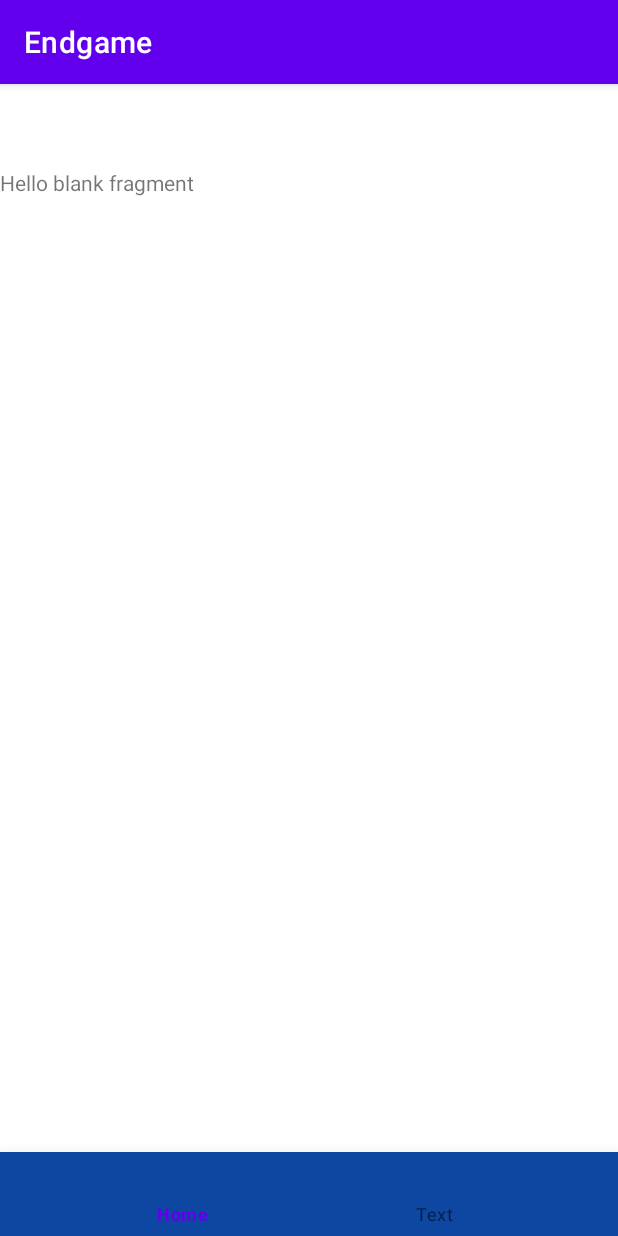
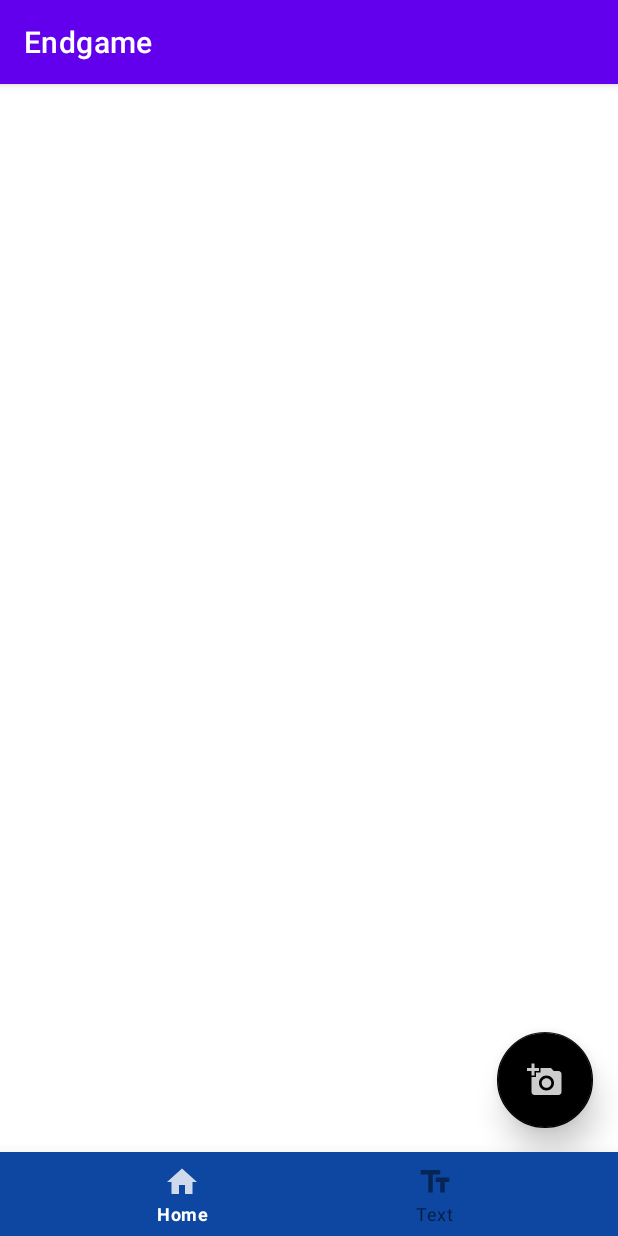
Before and after one commit to 1407arjun/Endgame, an Android app: the screen it shows after launch (MainActivity), on a phone screen of 412 x 824 dp. Run offline under Robolectric (Android 15) with nearby library versions, the phone set to English and light mode, and no system bars; our stand-ins replace navigation-ui.

Commit message:
Updated UI, Added drawables

```diff
--- /dev/null
+++ b/app/src/main/res/drawable-anydpi/ic_add.xml
@@ -0,0 +1,11 @@
+<vector xmlns:android="http://schemas.android.com/apk/res/android"
+    android:width="24dp"
+    android:height="24dp"
+    android:viewportWidth="24"
+    android:viewportHeight="24"
+    android:tint="#FFFFFF"
+    android:alpha="0.8">
+  <path
+      android:fillColor="@android:color/white"
+      android:pathData="M3,4V1h2v3h3v2H5v3H3V6H0V4H3zM6,10V7h3V4h7l1.83,2H21c1.1,0 2,0.9 2,2v12c0,1.1 -0.9,2 -2,2H5c-1.1,0 -2,-0.9 -2,-2V10H6zM13,19c2.76,0 5,-2.24 5,-5s-2.24,-5 -5,-5s-5,2.24 -5,5S10.24,19 13,19zM9.8,14c0,1.77 1.43,3.2 3.2,3.2s3.2,-1.43 3.2,-3.2s-1.43,-3.2 -3.2,-3.2S9.8,12.23 9.8,14z"/>
+</vector>
--- /dev/null
+++ b/app/src/main/res/drawable-anydpi/ic_home.xml
@@ -0,0 +1,11 @@
+<vector xmlns:android="http://schemas.android.com/apk/res/android"
+    android:width="24dp"
+    android:height="24dp"
+    android:viewportWidth="24"
+    android:viewportHeight="24"
+    android:tint="#FFFFFF"
+    android:alpha="0.8">
+  <path
+      android:fillColor="@android:color/white"
+      android:pathData="M10,20v-6h4v6h5v-8h3L12,3 2,12h3v8z"/>
+</vector>
--- /dev/null
+++ b/app/src/main/res/drawable-anydpi/ic_text.xml
@@ -0,0 +1,11 @@
+<vector xmlns:android="http://schemas.android.com/apk/res/android"
+    android:width="24dp"
+    android:height="24dp"
+    android:viewportWidth="24"
+    android:viewportHeight="24"
+    android:tint="#FFFFFF"
+    android:alpha="0.8">
+  <path
+      android:fillColor="@android:color/white"
+      android:pathData="M2.5,4v3h5v12h3V7h5V4H2.5zM21.5,9h-9v3h3v7h3v-7h3V9z"/>
+</vector>
--- a/app/src/main/res/layout/activity_main.xml
+++ b/app/src/main/res/layout/activity_main.xml
@@ -13,6 +13,7 @@
         android:layout_height="wrap_content"
         android:background="#0D47A1"
         android:elevation="16dp"
+        android:theme="@style/BottomNavigationTheme"
         app:elevation="16dp"
         app:layout_constraintBottom_toBottomOf="parent"
         app:layout_constraintLeft_toLeftOf="parent"
--- a/app/src/main/res/layout/fragment_home.xml
+++ b/app/src/main/res/layout/fragment_home.xml
@@ -1,14 +1,29 @@
 <?xml version="1.0" encoding="utf-8"?>
-<FrameLayout xmlns:android="http://schemas.android.com/apk/res/android"
+<androidx.constraintlayout.widget.ConstraintLayout xmlns:android="http://schemas.android.com/apk/res/android"
     xmlns:tools="http://schemas.android.com/tools"
     android:layout_width="match_parent"
     android:layout_height="match_parent"
+    xmlns:app="http://schemas.android.com/apk/res-auto"
     tools:context=".fragments.HomeFragment">
 
-    <!-- TODO: Update blank fragment layout -->
-    <TextView
-        android:layout_width="match_parent"
-        android:layout_height="match_parent"
-        android:text="@string/hello_blank_fragment" />
+    <com.google.android.material.floatingactionbutton.FloatingActionButton
+        android:id="@+id/scanButton"
+        android:layout_width="wrap_content"
+        android:layout_height="wrap_content"
+        android:layout_marginStart="331dp"
+        android:layout_marginEnd="16dp"
+        android:layout_marginBottom="16dp"
+        android:contentDescription="Scan"
+        android:src="@drawable/ic_add"
+        app:backgroundTint="?attr/colorOnSecondary"
+        app:elevation="12dp"
+        app:fabCustomSize="64dp"
+        app:fabSize="normal"
+        app:layout_anchorGravity="bottom|center"
+        app:layout_constraintBottom_toBottomOf="parent"
+        app:layout_constraintEnd_toEndOf="parent"
+        app:layout_constraintHorizontal_bias="0.0"
+        app:layout_constraintStart_toStartOf="parent"
+        app:tint="?attr/colorOnPrimary" />
 
-</FrameLayout>
+</androidx.constraintlayout.widget.ConstraintLayout>
--- a/app/src/main/res/menu/bottom_nav_menu.xml
+++ b/app/src/main/res/menu/bottom_nav_menu.xml
@@ -3,10 +3,12 @@
 
     <item
         android:id="@+id/navigation_home"
+        android:icon="@drawable/ic_home"
         android:title="@string/title_home" />
 
     <item
         android:id="@+id/navigation_text"
+        android:icon="@drawable/ic_text"
         android:title="@string/title_text" />
 
 </menu>
--- a/app/src/main/res/values-night/themes.xml
+++ b/app/src/main/res/values-night/themes.xml
@@ -10,7 +10,9 @@
         <item name="colorSecondaryVariant">@color/teal_200</item>
         <item name="colorOnSecondary">@color/black</item>
         <!-- Status bar color. -->
-        <item name="android:statusBarColor" tools:targetApi="l">?attr/colorPrimaryVariant</item>
+        <item name="android:statusBarColor" tools:targetApi="l">?attr/colorPrimary</item>
+        <item name="android:windowLightStatusBar" tools:targetApi="m">false</item>
+        <item name="android:windowLightNavigationBar" tools:targetApi="p">false</item>
         <!-- Customize your theme here. -->
     </style>
 </resources>
--- a/app/src/main/res/values/themes.xml
+++ b/app/src/main/res/values/themes.xml
@@ -10,7 +10,14 @@
         <item name="colorSecondaryVariant">@color/teal_700</item>
         <item name="colorOnSecondary">@color/black</item>
         <!-- Status bar color. -->
-        <item name="android:statusBarColor" tools:targetApi="l">?attr/colorPrimaryVariant</item>
+        <item name="android:statusBarColor" tools:targetApi="l">?attr/colorPrimary</item>
+        <item name="android:windowLightStatusBar" tools:targetApi="m">true</item>
+        <item name="android:windowLightNavigationBar" tools:targetApi="p">true</item>
         <!-- Customize your theme here. -->
     </style>
+
+    <style name="BottomNavigationTheme" parent="Theme.AppCompat.Light">
+        <item name="colorPrimary">@color/white</item>
+    </style>
+
 </resources>
```
Also changed, not shown: app/src/main/res/drawable-hdpi/ic_add.png (added), app/src/main/res/drawable-hdpi/ic_home.png (added), app/src/main/res/drawable-hdpi/ic_text.png (added), app/src/main/res/drawable-mdpi/ic_add.png (added), app/src/main/res/drawable-mdpi/ic_home.png (added), app/src/main/res/drawable-mdpi/ic_text.png (added), app/src/main/res/drawable-xhdpi/ic_add.png (added), app/src/main/res/drawable-xhdpi/ic_home.png (added), app/src/main/res/drawable-xhdpi/ic_text.png (added), app/src/main/res/drawable-xxhdpi/ic_add.png (added), app/src/main/res/drawable-xxhdpi/ic_home.png (added), app/src/main/res/drawable-xxhdpi/ic_text.png (added).
